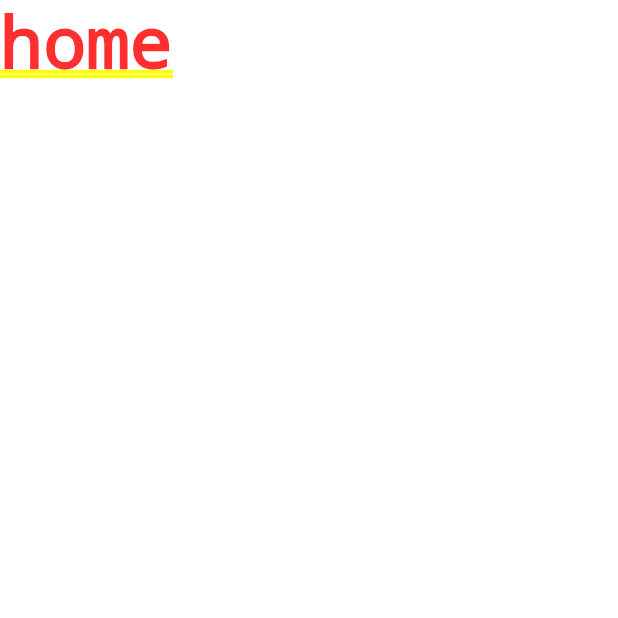
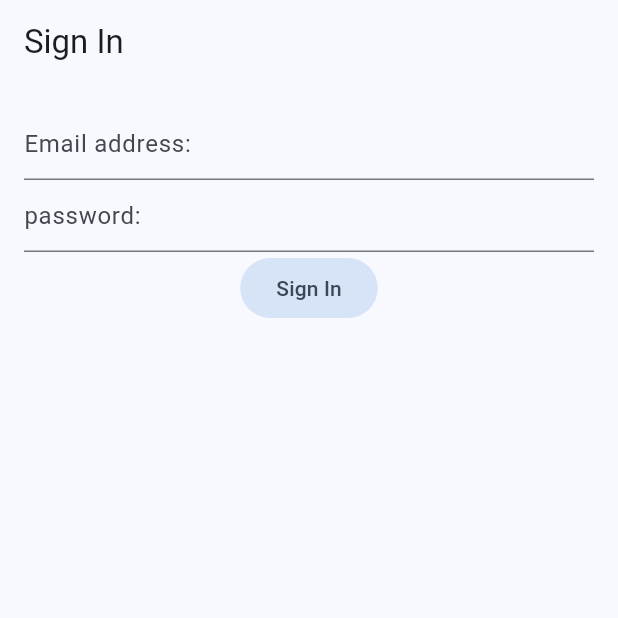
Before and after one commit to hanswys/ywong8-project2-cmsc4303, a Flutter app: the screen it shows after launch, on a phone screen of 412 x 824 dp, the top half of it. Run offline on Flutter 3.47's test engine with Material 3 defaults, Android fonts, the phone set to English and light mode, and no system bars; our stand-ins replace firebase_auth, firebase_core; accounts and stored records are empty.

Commit message:
sign in button commit

```diff
--- a/lib/controller/auth_controller.dart
+++ b/lib/controller/auth_controller.dart
@@ -1,4 +1,6 @@
 import 'package:firebase_auth/firebase_auth.dart';
+
+User? currentUser;
 
 Future<User?> firebaseSignIn(
     {required String email, required String password}) async {
--- /dev/null
+++ b/lib/controller/signinscreen_controller.dart
@@ -0,0 +1,6 @@
+import 'package:lesson6/view/signin_screen.dart';
+
+class SignInScreenController {
+  SignInState state;
+  SignInScreenController(this.state);
+}
--- a/lib/main.dart
+++ b/lib/main.dart
@@ -1,5 +1,6 @@
 import 'package:flutter/material.dart';
 import 'package:firebase_core/firebase_core.dart';
+import 'package:lesson6/view/startdispatcher.dart';
 import 'firebase_options.dart';
 
 void main() async {
@@ -15,9 +16,15 @@ class FirebaseTemplateApp extends StatelessWidget {
   const FirebaseTemplateApp({super.key});
 
   @override
-  Widget build(BuildContext context) {
+  Widget build(Object context) {
     return MaterialApp(
-      home: const Text('home'),
-    );
+        theme: ThemeData(
+          useMaterial3: true,
+          colorSchemeSeed: Colors.blue,
+        ),
+        initialRoute: StartDispatcher.routeName,
+        routes: {
+          StartDispatcher.routeName: (context) => const StartDispatcher(),
+        });
   }
 }
--- /dev/null
+++ b/lib/model/sigin_model.dart
@@ -0,0 +1,5 @@
+class SignInModel {
+  String? email;
+  String? password;
+  bool inProgress = false;
+}
--- /dev/null
+++ b/lib/view/home_screen.dart
@@ -0,0 +1,20 @@
+import 'package:flutter/material.dart';
+
+class HomeScreen extends StatefulWidget {
+  @override
+  State<StatefulWidget> createState() {
+    return HomeState();
+  }
+}
+
+class HomeState extends State<HomeScreen> {
+  @override
+  Widget build(BuildContext context) {
+    return Scaffold(
+      appBar: AppBar(
+        title: const Text('Home'),
+      ),
+      body: const Text('Home'),
+    );
+  }
+}
--- /dev/null
+++ b/lib/view/signin_screen.dart
@@ -0,0 +1,76 @@
+import 'package:flutter/material.dart';
+import 'package:lesson6/controller/signinscreen_controller.dart';
+import 'package:lesson6/model/sigin_model.dart';
+
+class SignInScreen extends StatefulWidget {
+  const SignInScreen({super.key});
+
+  @override
+  State<StatefulWidget> createState() {
+    return SignInState();
+  }
+}
+
+class SignInState extends State<SignInScreen> {
+  late SignInModel model;
+  late SignInScreenController con;
+  final formKey = GlobalKey<FormState>();
+
+  @override
+  void initState() {
+    super.initState();
+    model = SignInModel();
+    con = SignInScreenController(this);
+  }
+
+  void callSetState(fn) => setState(fn);
+
+  @override
+  Widget build(BuildContext context) {
+    return Scaffold(
+      appBar: AppBar(
+        title: const Text('Sign In'),
+      ),
+      body: model.inProgress
+          ? const Center(child: CircularProgressIndicator())
+          : signInForm(),
+    );
+  }
+
+  Widget signInForm() {
+    return Padding(
+      padding: const EdgeInsets.all(16.0),
+      child: SingleChildScrollView(
+        child: Form(
+          key: formKey,
+          child: Column(
+            children: [
+              TextFormField(
+                decoration: const InputDecoration(
+                  hintText: 'Email address:',
+                ),
+                keyboardType: TextInputType.emailAddress,
+                autocorrect: false,
+                validator: null,
+                onSaved: null,
+              ),
+              TextFormField(
+                decoration: const InputDecoration(
+                  hintText: 'password:',
+                ),
+                obscureText: true,
+                autocorrect: false,
+                validator: null,
+                onSaved: null,
+              ),
+              FilledButton.tonal(
+                onPressed: () {},
+                child: const Text('Sign In'),
+              ),
+            ],
+          ),
+        ),
+      ),
+    );
+  }
+}
--- /dev/null
+++ b/lib/view/startdispatcher.dart
@@ -0,0 +1,23 @@
+import 'package:firebase_auth/firebase_auth.dart';
+import 'package:flutter/material.dart';
+import 'package:lesson6/controller/auth_controller.dart';
+import 'package:lesson6/view/home_screen.dart';
+import 'package:lesson6/view/signin_screen.dart';
+
+class StartDispatcher extends StatelessWidget {
+  const StartDispatcher({super.key});
+
+  static const routeName = '/startDispatcher';
+
+  @override
+  Widget build(BuildContext context) {
+    return StreamBuilder<User?>(
+      stream: FirebaseAuth.instance.authStateChanges(),
+      initialData: null,
+      builder: (BuildContext context, AsyncSnapshot snapshot) {
+        currentUser = snapshot.data;
+        return currentUser == null ? SignInScreen() : HomeScreen();
+      },
+    );
+  }
+}
```
